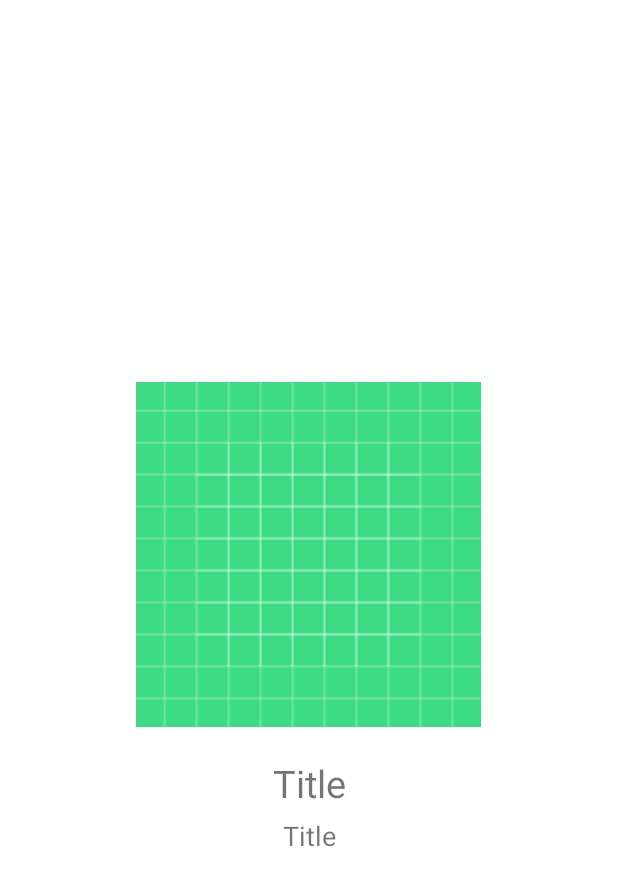
After one commit to eldegen/NewsApp38m4, an Android app: the layout item_board.xml on its own in the app's theme, with its tools: preview values and no code run, on a phone screen of 412 x 824 dp. The commit adds this screen. Shown: the top 886 px of the screen. Run offline under Robolectric (Android 15) with nearby library versions, the phone set to English and light mode, and no system bars.

Commit message:
Added BoardFragment Made a commit, before I break something.

```diff
--- a/app/src/main/java/com/example/newsapp38m4/ui/news/NewsRecyclerAdapter.java
+++ b/app/src/main/java/com/example/newsapp38m4/ui/news/NewsRecyclerAdapter.java
@@ -60,6 +60,11 @@ public class NewsRecyclerAdapter extends RecyclerView.Adapter<NewsRecyclerAdapte
         bundle.putString("news.edititem", list.get(position).toString());
     }
 
+    public String getItemString(int position) {
+        String text = list.get(position).getNewsTitle();
+        return text;
+    }
+
     public class ViewHolder extends RecyclerView.ViewHolder {
         private ItemNewsBinding binding;
         public ViewHolder(@NonNull ItemNewsBinding binding) {
--- /dev/null
+++ b/app/src/main/res/layout/item_board.xml
@@ -0,0 +1,33 @@
+<?xml version="1.0" encoding="utf-8"?>
+<LinearLayout xmlns:android="http://schemas.android.com/apk/res/android"
+    android:orientation="vertical"
+    android:gravity="center"
+    android:padding="10dp"
+    android:layout_width="match_parent"
+    android:layout_height="match_parent">
+
+    <ImageView
+        android:id="@+id/image_view"
+        android:src="@drawable/ic_launcher_background"
+        android:layout_width="230dp"
+        android:layout_height="230dp"/>
+
+    <TextView
+        android:id="@+id/tv_title"
+        android:text="@string/title"
+        android:textSize="25sp"
+        android:textAlignment="center"
+        android:layout_marginTop="20sp"
+        android:layout_width="match_parent"
+        android:layout_height="wrap_content"/>
+
+    <TextView
+        android:id="@+id/tv_subtitle"
+        android:text="@string/title"
+        android:textSize="18sp"
+        android:textAlignment="center"
+        android:layout_marginTop="5dp"
+        android:layout_width="match_parent"
+        android:layout_height="wrap_content"/>
+
+</LinearLayout>
--- a/app/src/main/res/values/strings.xml
+++ b/app/src/main/res/values/strings.xml
@@ -12,4 +12,5 @@
     <string name="fragment_profile">Profile</string>
     <string name="news_title">News Title</string>
     <string name="date_blank">DD.MM.YYYY</string>
+    <string name="title">Title</string>
 </resources>
```
Also changed, not shown: app/src/main/java/com/example/newsapp38m4/MainActivity.java (+22 -0 lines), app/src/main/java/com/example/newsapp38m4/ui/board/BoardFragment.java (+19 -2 lines), app/src/main/java/com/example/newsapp38m4/ui/home/HomeFragment.java (+38 -30 lines), app/src/main/java/com/example/newsapp38m4/ui/news/NewsFragment.java (+17 -13 lines), app/src/main/res/layout/fragment_board.xml (+5 -6 lines), app/src/main/res/layout/item_news.xml (+14 -5 lines).
